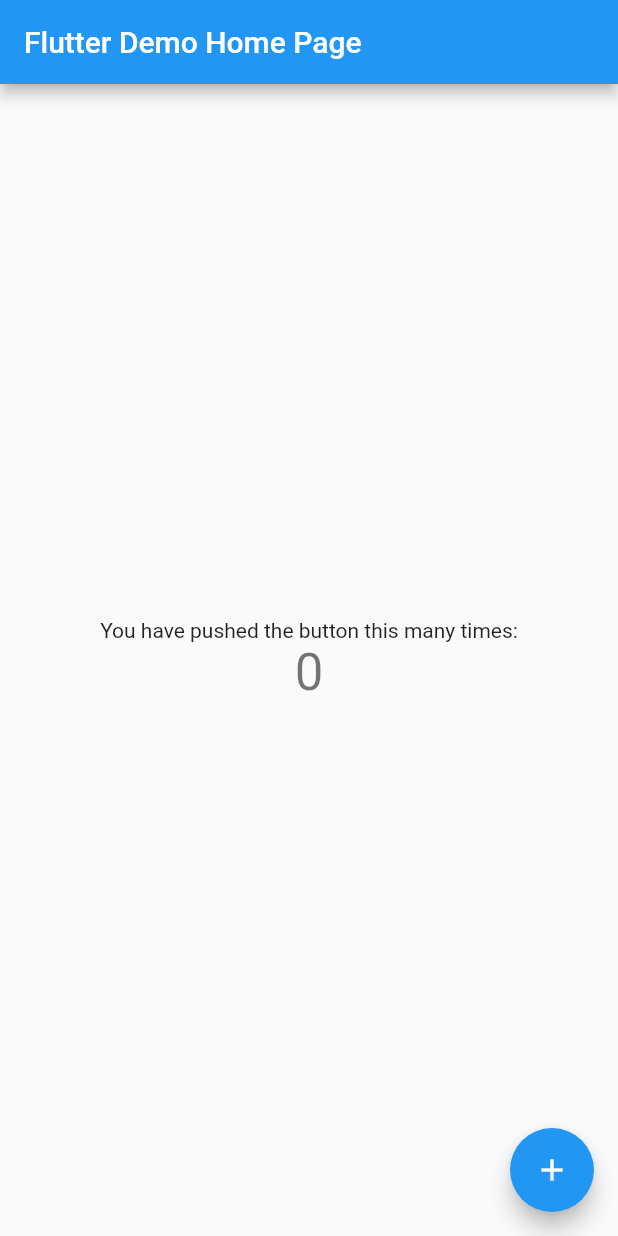
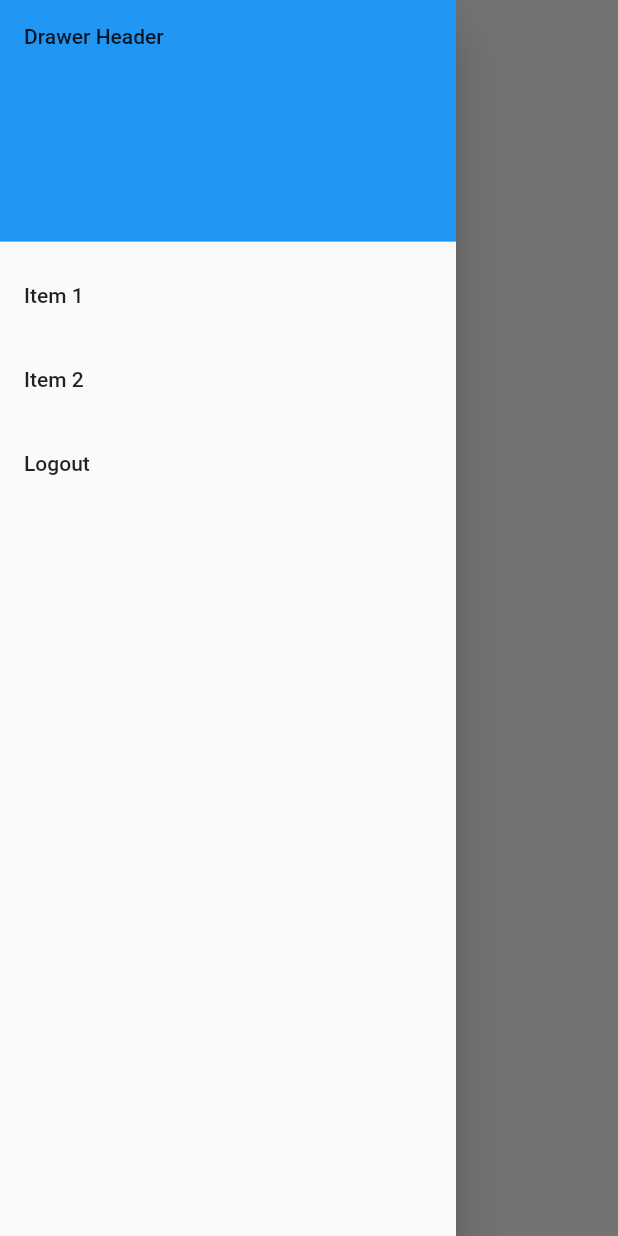
Before and after one commit to tablee425/tts-core-flutter, a Flutter app: the screen it shows after launch, with the side drawer open (before the commit the screen has no drawer), on a phone screen of 412 x 824 dp. Run offline on Flutter 3.47's test engine with Material 2 defaults, Android fonts, the phone set to English and light mode, and no system bars.

Commit message:
add tts package

```diff
--- a/lib/main.dart
+++ b/lib/main.dart
@@ -1,4 +1,5 @@
 import 'package:flutter/material.dart';
+import 'pages/home.dart';
 
 void main() => runApp(MyApp());
 
@@ -7,105 +8,12 @@ class MyApp extends StatelessWidget {
   @override
   Widget build(BuildContext context) {
     return MaterialApp(
+      debugShowCheckedModeBanner: false,
       title: 'Flutter Demo',
       theme: ThemeData(
-        // This is the theme of your application.
-        //
-        // Try running your application with "flutter run". You'll see the
-        // application has a blue toolbar. Then, without quitting the app, try
-        // changing the primarySwatch below to Colors.green and then invoke
-        // "hot reload" (press "r" in the console where you ran "flutter run",
-        // or simply save your changes to "hot reload" in a Flutter IDE).
-        // Notice that the counter didn't reset back to zero; the application
-        // is not restarted.
         primarySwatch: Colors.blue,
       ),
-      home: MyHomePage(title: 'Flutter Demo Home Page'),
+      home: new HomePage(),
     );
   }
 }
-
-class MyHomePage extends StatefulWidget {
-  MyHomePage({Key key, this.title}) : super(key: key);
-
-  // This widget is the home page of your application. It is stateful, meaning
-  // that it has a State object (defined below) that contains fields that affect
-  // how it looks.
-
-  // This class is the configuration for the state. It holds the values (in this
-  // case the title) provided by the parent (in this case the App widget) and
-  // used by the build method of the State. Fields in a Widget subclass are
-  // always marked "final".
-
-  final String title;
-
-  @override
-  _MyHomePageState createState() => _MyHomePageState();
-}
-
-class _MyHomePageState extends State<MyHomePage> {
-  int _counter = 0;
-
-  void _incrementCounter() {
-    setState(() {
-      // This call to setState tells the Flutter framework that something has
-      // changed in this State, which causes it to rerun the build method below
-      // so that the display can reflect the updated values. If we changed
-      // _counter without calling setState(), then the build method would not be
-      // called again, and so nothing would appear to happen.
-      _counter++;
-    });
-  }
-
-  @override
-  Widget build(BuildContext context) {
-    // This method is rerun every time setState is called, for instance as done
-    // by the _incrementCounter method above.
-    //
-    // The Flutter framework has been optimized to make rerunning build methods
-    // fast, so that you can just rebuild anything that needs updating rather
-    // than having to individually change instances of widgets.
-    return Scaffold(
-      appBar: AppBar(
-        // Here we take the value from the MyHomePage object that was created by
-        // the App.build method, and use it to set our appbar title.
-        title: Text(widget.title),
-      ),
-      body: Center(
-        // Center is a layout widget. It takes a single child and positions it
-        // in the middle of the parent.
-        child: Column(
-          // Column is also a layout widget. It takes a list of children and
-          // arranges them vertically. By default, it sizes itself to fit its
-          // children horizontally, and tries to be as tall as its parent.
-          //
-          // Invoke "debug painting" (press "p" in the console, choose the
-          // "Toggle Debug Paint" action from the Flutter Inspector in Android
-          // Studio, or the "Toggle Debug Paint" command in Visual Studio Code)
-          // to see the wireframe for each widget.
-          //
-          // Column has various properties to control how it sizes itself and
-          // how it positions its children. Here we use mainAxisAlignment to
-          // center the children vertically; the main axis here is the vertical
-          // axis because Columns are vertical (the cross axis would be
-          // horizontal).
-          mainAxisAlignment: MainAxisAlignment.center,
-          children: <Widget>[
-            Text(
-              'You have pushed the button this many times:',
-            ),
-            Text(
-              '$_counter',
-              style: Theme.of(context).textTheme.display1,
-            ),
-          ],
-        ),
-      ),
-      floatingActionButton: FloatingActionButton(
-        onPressed: _incrementCounter,
-        tooltip: 'Increment',
-        child: Icon(Icons.add),
-      ), // This trailing comma makes auto-formatting nicer for build methods.
-    );
-  }
-}
--- /dev/null
+++ b/lib/pages/home.dart
@@ -0,0 +1,58 @@
+import 'package:flutter/material.dart';
+
+class HomePage extends StatefulWidget {
+  @override
+  _HomePageState createState() => _HomePageState();
+}
+
+class _HomePageState extends State<HomePage> {
+  final globalKey = new GlobalKey<ScaffoldState>();
+
+  @override
+  Widget build(BuildContext context) {
+    return WillPopScope(
+      onWillPop: () async {
+        if (Navigator.of(context).userGestureInProgress) {
+          return false;
+        } else {
+          return true;
+        }
+      },
+      child: Scaffold(
+        key: globalKey,
+        body: Center(child: Text('Home Page!')),
+        drawer: Drawer(
+          child: ListView(
+            padding: EdgeInsets.zero,
+            children: <Widget>[
+              DrawerHeader(
+                child: Text('Drawer Header'),
+                decoration: BoxDecoration(
+                  color: Colors.blue,
+                ),
+              ),
+              ListTile(
+                title: Text('Item 1'),
+                onTap: () {
+                  Navigator.pop(context); // close the drawer
+                },
+              ),
+              ListTile(
+                title: Text('Item 2'),
+                onTap: () {
+                  Navigator.pop(context);
+                },
+              ),
+              ListTile(
+                title: Text('Logout'),
+                onTap: () {
+                  Navigator.pop(context);
+                },
+              ),
+            ],
+          ),
+        ),
+      ),
+    );
+  }
+}
--- a/pubspec.yaml
+++ b/pubspec.yaml
@@ -19,6 +19,7 @@ environment:
 dependencies:
   flutter:
     sdk: flutter
+  flutter_tts:
 
   # The following adds the Cupertino Icons font to your application.
   # Use with the CupertinoIcons class for iOS style icons.
```
Also changed, not shown: pubspec.lock, 2 other files.
